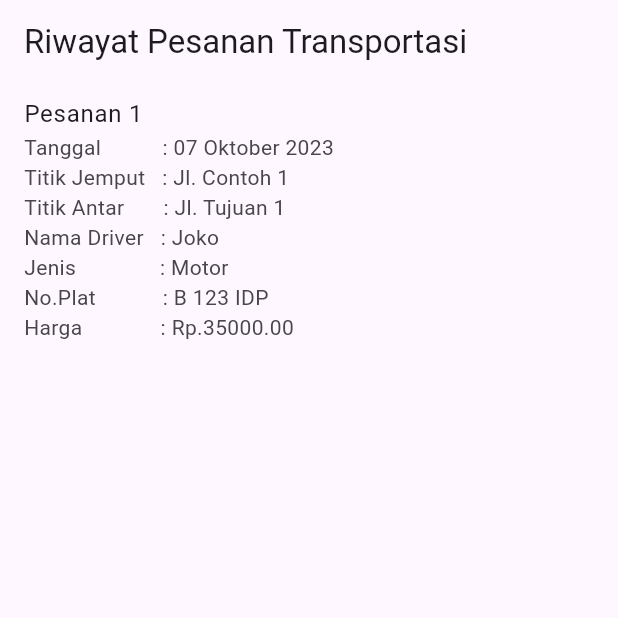
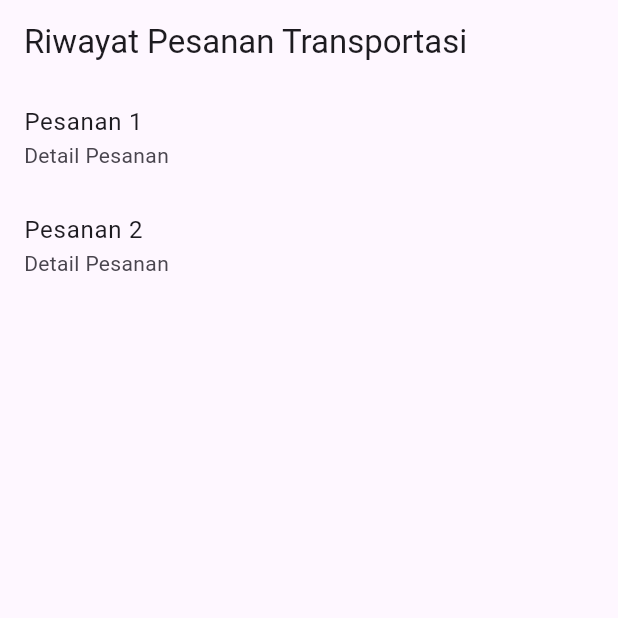
Before and after one commit to Ariwjy/project-UTS, a Flutter app: the OrderHistoryPage screen opened directly, on a phone screen of 412 x 824 dp, the top half of it. Run offline on Flutter 3.47's test engine with Material 2 defaults, Android fonts, the phone set to English and light mode, and no system bars; our stand-ins replace flutter_rating_bar, flutter_slidable, lottie, shared_preferences; accounts and stored records are empty; project files that could hold a hidden picture were left out.

Commit message:
george final commit

```diff
--- a/lib/TabPages/order_history.dart
+++ b/lib/TabPages/order_history.dart
@@ -31,25 +31,8 @@ class OrderHistoryPage extends StatelessWidget {
               crossAxisAlignment: CrossAxisAlignment.start,
               children: <Widget>[
                 Text(
-                  'Tanggal           : ${orders[index].date}',
+                  'Detail Pesanan',
                 ),
-                Text(
-                  'Titik Jemput   : ${orders[index].pickupLocation}',
-                ),
-                Text(
-                  'Titik Antar       : ${orders[index].destination}',
-                ),
-                Text(
-                  'Nama Driver   : ${orders[index].driverName}',
-                ),
-                Text(
-                  'Jenis               : ${orders[index].jeniskendaraan}',
-                ),
-                Text(
-                  'No.Plat            : ${orders[index].noplat}',
-                ),
-                Text(
-                    'Harga              : \Rp.${orders[index].price.toStringAsFixed(2)}'),
               ],
             ),
             onTap: () {
@@ -142,12 +125,21 @@ final List<Order> orders = [
   Order(
     orderNumber: 1,
     date: '07 Oktober 2023',
-    pickupLocation: 'Jl. Contoh 1',
-    destination: 'Jl. Tujuan 1',
+    pickupLocation: 'Jl. Jelambar, wijaya Kusuma',
+    destination: 'Poris Paradise 2 Blok B3 No.18',
     driverName: 'Joko',
     jeniskendaraan: 'Motor',
     noplat: 'B 123 IDP',
     price: 35000.0,
   ),
-  // Tambahkan pesanan lain di sini
+  Order(
+    orderNumber: 2,
+    date: '08 Oktober 2023',
+    pickupLocation: 'Jl. Daan Mogot Raya',
+    destination: 'Tanggerang',
+    driverName: 'Joko',
+    jeniskendaraan: 'Mobil',
+    noplat: 'B 123 IDP',
+    price: 45000.0,
+  ),
 ];
--- a/lib/authentication/signup.dart
+++ b/lib/authentication/signup.dart
@@ -239,6 +239,7 @@ class _SignUpScreenState extends State<SignUpScreen> {
                           // Password dan Confirm Password sama
                           UserData.username = usernameText.text;
                           UserData.email = emailText.text;
+                          UserData.nohp = phoneText.text;
                           Navigator.push(context,
                               MaterialPageRoute(builder: (c) => MainScreen()));
                         } else {
--- a/lib/profile/utils/user_preferences.dart
+++ b/lib/profile/utils/user_preferences.dart
@@ -7,6 +7,6 @@ class UserPreferences {
     name: '${UserData.username}',
     email: '${UserData.email}',
     nohp: '${UserData.nohp}',
-    about: 'Saya sudah tiga tahun menggunakan Bonceng!',
+    about: 'Jl. Pramuka No. 48 Blok B4 No.18 (Pagar Warna Kuning)',
   );
 }
--- a/pubspec.yaml
+++ b/pubspec.yaml
@@ -40,6 +40,7 @@ dependencies:
   flutter_rating_bar: ^4.0.1
   shared_preferences: ^2.0.6
   intl: ^0.17.0
+  flutter_slidable: ^3.0.0
 
 dev_dependencies:
   flutter_test:
```
Also changed, not shown: lib/SplashScreen/Finding_driver.dart (+7 -4 lines), lib/TabPages/home_tab.dart (+8 -4 lines), lib/TabPages/notifications.dart (added, +117 -0 lines), lib/TabPages/order_tab.dart (+0 -21 lines), lib/profile/profile_tab.dart (+6 -20 lines), lib/profile/widgets/numbers_widget.dart (deleted, +0 -41 lines), pubspec.lock, 2 other files.
